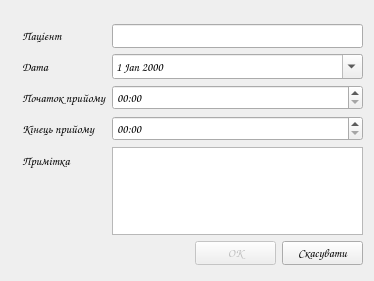
The window that addeventdialog.ui (moz6go/NesterDentalClinic) describes before a commit, drawn with Qt 5.
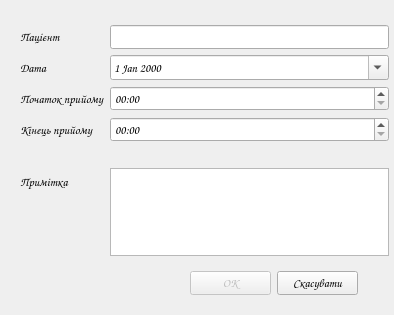
The same window after the commit. Icons and pictures are not drawn.

```diff
--- a/addeventdialog.ui
+++ b/addeventdialog.ui
@@ -6,8 +6,8 @@
    <rect>
     <x>0</x>
     <y>0</y>
-    <width>374</width>
-    <height>281</height>
+    <width>394</width>
+    <height>315</height>
    </rect>
   </property>
   <property name="font">
@@ -26,8 +26,8 @@
   <widget class="QWidget" name="layoutWidget">
    <property name="geometry">
     <rect>
-     <x>195</x>
-     <y>240</y>
+     <x>190</x>
+     <y>270</y>
      <width>168</width>
      <height>27</height>
     </rect>
@@ -55,10 +55,10 @@
   <widget class="QWidget" name="">
    <property name="geometry">
     <rect>
-     <x>22</x>
-     <y>24</y>
-     <width>341</width>
-     <height>211</height>
+     <x>20</x>
+     <y>25</y>
+     <width>369</width>
+     <height>231</height>
     </rect>
    </property>
    <layout class="QFormLayout" name="formLayout">
@@ -124,14 +124,33 @@
       </property>
      </widget>
     </item>
-    <item row="4" column="0">
+    <item row="4" column="0" colspan="2">
+     <widget class="QLabel" name="warning_lbl">
+      <property name="font">
+       <font>
+        <pointsize>8</pointsize>
+        <italic>true</italic>
+       </font>
+      </property>
+      <property name="styleSheet">
+       <string notr="true">QLabel { color: red}</string>
+      </property>
+      <property name="text">
+       <string/>
+      </property>
+      <property name="alignment">
+       <set>Qt::AlignRight|Qt::AlignTrailing|Qt::AlignVCenter</set>
+      </property>
+     </widget>
+    </item>
+    <item row="5" column="0">
      <widget class="QLabel" name="label_4">
       <property name="text">
        <string>Примітка</string>
       </property>
      </widget>
     </item>
-    <item row="4" column="1">
+    <item row="5" column="1">
      <widget class="QTextEdit" name="comment_te"/>
     </item>
    </layout>
```
